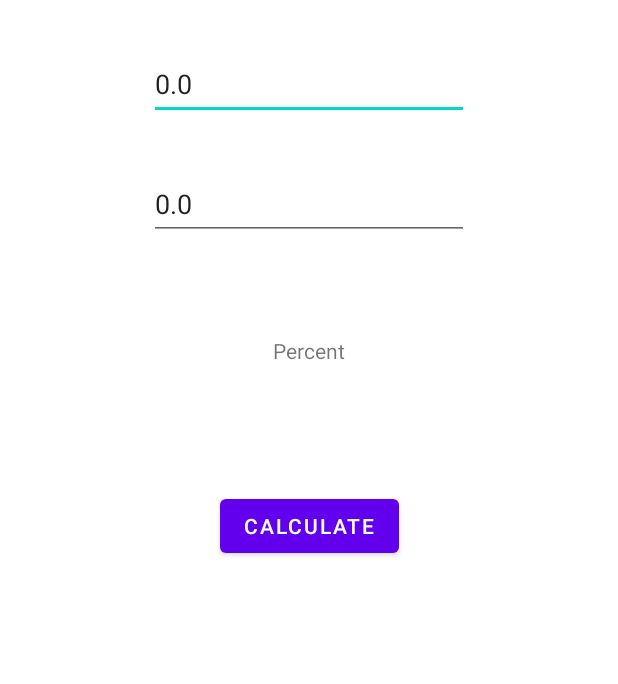
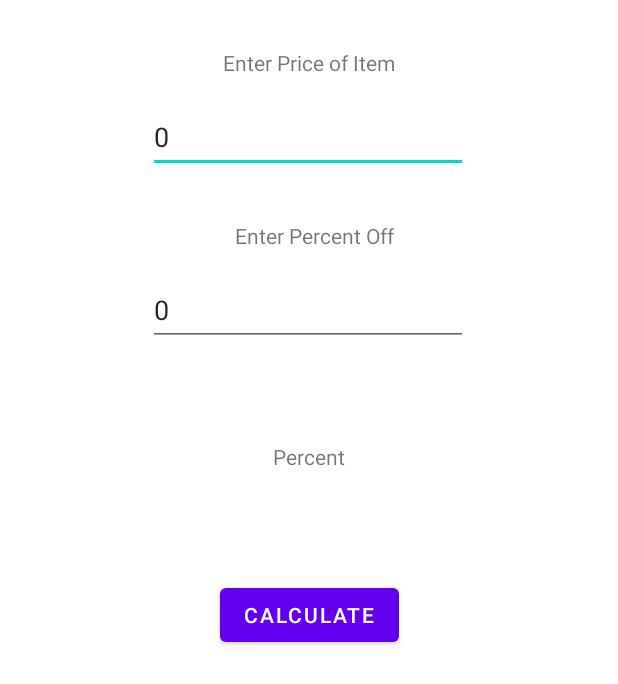
Before and after one commit to Tursunpulat2002/percent_calculator, an Android app: the layout activity_main.xml on its own in the app's theme, with its tools: preview values and no code run, on a phone screen of 412 x 824 dp. Shown: the top 684 px of the screen. Run offline under Robolectric (Android 15) with nearby library versions, the phone set to English and light mode, and no system bars.

Commit message:
updated UI and fixed some errors

```diff
--- a/app/src/main/res/layout/activity_main.xml
+++ b/app/src/main/res/layout/activity_main.xml
@@ -6,33 +6,46 @@
     android:layout_height="match_parent"
     tools:context=".MainActivity">
 
+    <TextView
+        android:id="@+id/textView3"
+        android:layout_width="wrap_content"
+        android:layout_height="wrap_content"
+        android:layout_marginTop="32dp"
+        android:text="Enter Percent Off"
+        app:layout_constraintEnd_toEndOf="parent"
+        app:layout_constraintHorizontal_bias="0.511"
+        app:layout_constraintStart_toStartOf="parent"
+        app:layout_constraintTop_toBottomOf="@+id/price_id" />
+
     <EditText
         android:id="@+id/price_id"
         android:layout_width="wrap_content"
         android:layout_height="wrap_content"
-        android:layout_marginTop="32dp"
+        android:layout_marginTop="16dp"
         android:ems="10"
         android:hint="Price"
         android:inputType="numberDecimal"
         android:minHeight="48dp"
-        android:text="0.0"
+        android:text="0"
         app:layout_constraintEnd_toEndOf="parent"
+        app:layout_constraintHorizontal_bias="0.497"
         app:layout_constraintStart_toStartOf="parent"
-        app:layout_constraintTop_toTopOf="parent" />
+        app:layout_constraintTop_toBottomOf="@+id/textView2" />
 
     <EditText
         android:id="@+id/percentage_id"
         android:layout_width="wrap_content"
         android:layout_height="wrap_content"
-        android:layout_marginTop="32dp"
+        android:layout_marginTop="16dp"
         android:ems="10"
         android:hint="Percentage"
         android:inputType="numberDecimal"
         android:minHeight="48dp"
-        android:text="0.0"
+        android:text="0"
         app:layout_constraintEnd_toEndOf="parent"
+        app:layout_constraintHorizontal_bias="0.497"
         app:layout_constraintStart_toStartOf="parent"
-        app:layout_constraintTop_toBottomOf="@+id/price_id" />
+        app:layout_constraintTop_toBottomOf="@+id/textView3" />
 
     <Button
         android:id="@+id/calcButton_id"
@@ -54,4 +67,14 @@
         app:layout_constraintEnd_toEndOf="parent"
         app:layout_constraintStart_toStartOf="parent"
         app:layout_constraintTop_toBottomOf="@+id/percentage_id" />
+
+    <TextView
+        android:id="@+id/textView2"
+        android:layout_width="wrap_content"
+        android:layout_height="wrap_content"
+        android:layout_marginTop="32dp"
+        android:text="Enter Price of Item"
+        app:layout_constraintEnd_toEndOf="parent"
+        app:layout_constraintStart_toStartOf="parent"
+        app:layout_constraintTop_toTopOf="parent" />
 </androidx.constraintlayout.widget.ConstraintLayout>
```
Also changed, not shown: app/src/main/java/com/example/percentcalculator/MainActivity.kt (+13 -39 lines).
